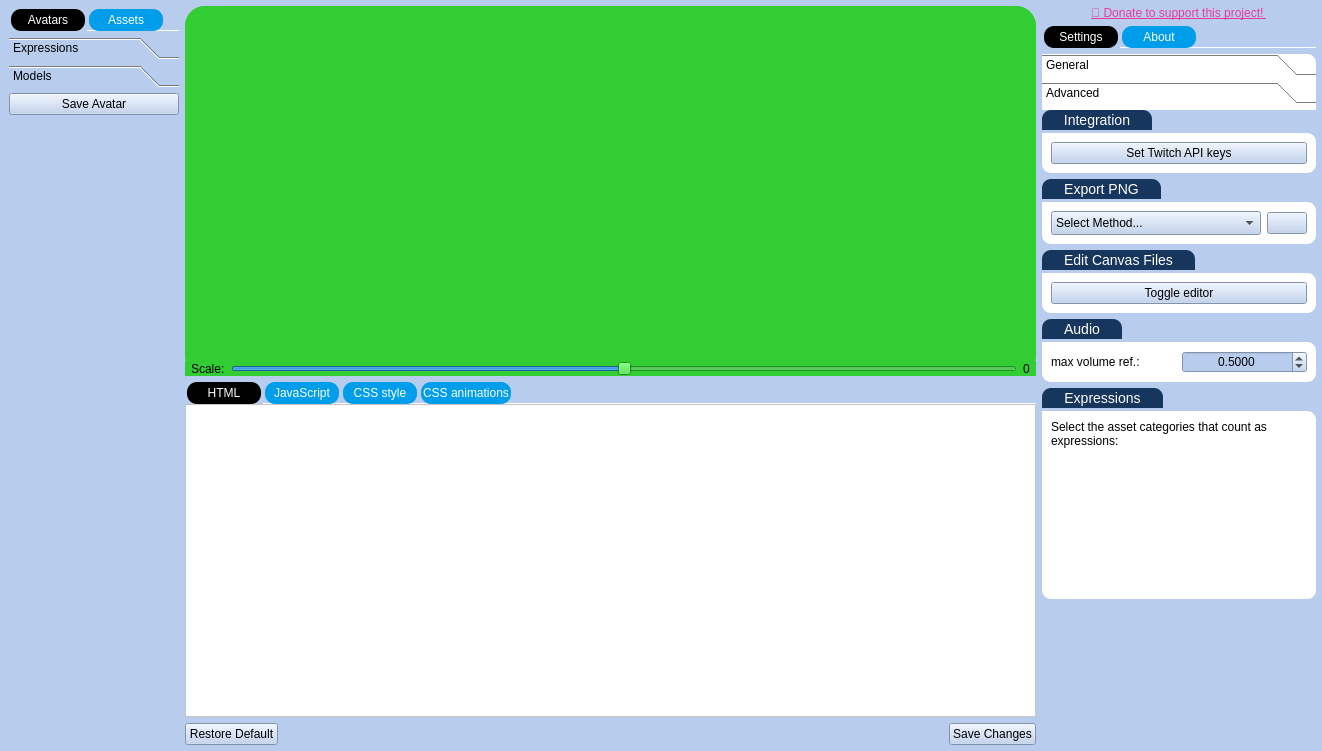
Gemmstone/PyNGtuber, file UI/main.ui: the form before one commit.
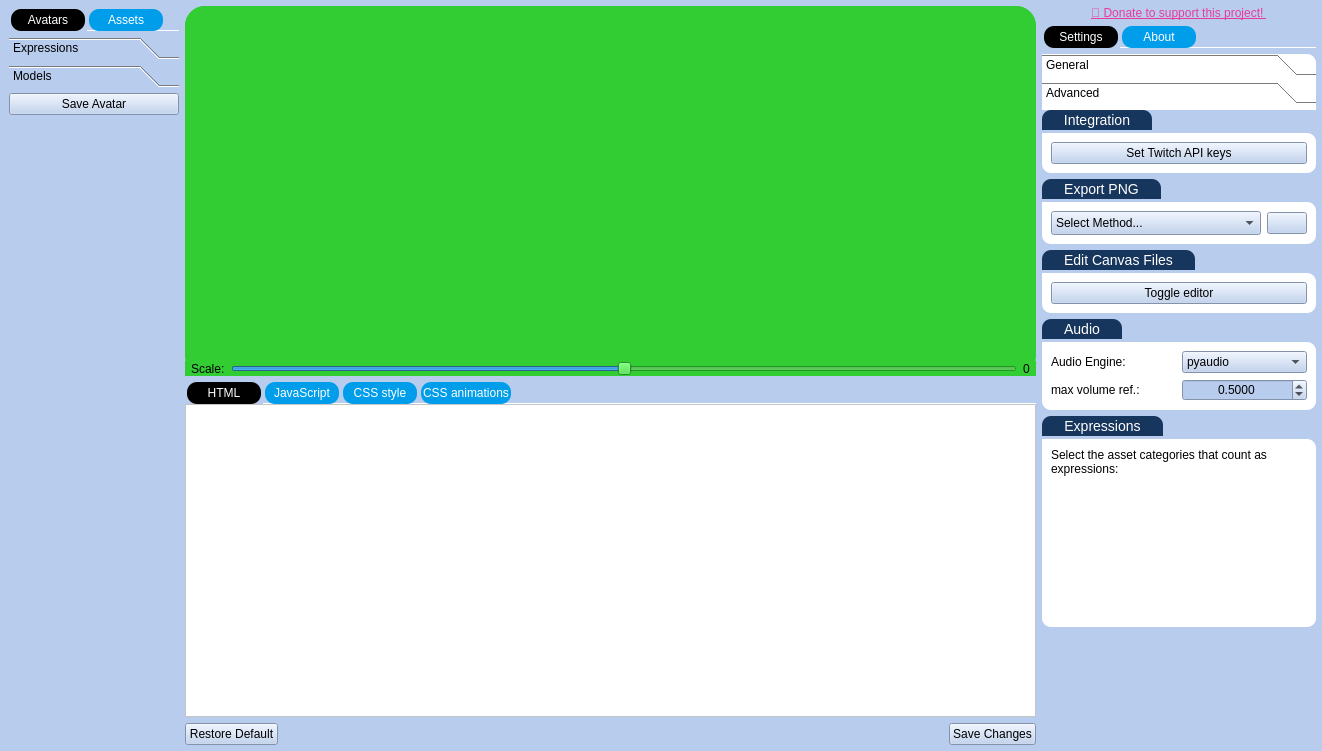
The form after the commit. The open tabs and pages were chosen to show the change. Icons and pictures are not drawn.

Commit message: Added an audio engine selector

```diff
--- a/UI/main.ui
+++ b/UI/main.ui
@@ -2323,7 +2323,7 @@
                        <x>0</x>
                        <y>0</y>
                        <width>274</width>
-                       <height>476</height>
+                       <height>608</height>
                       </rect>
                      </property>
                      <attribute name="icon">
@@ -2403,7 +2403,7 @@
                            <x>0</x>
                            <y>0</y>
                            <width>253</width>
-                           <height>585</height>
+                           <height>627</height>
                           </rect>
                          </property>
                          <layout class="QVBoxLayout" name="verticalLayout_34">
@@ -2745,17 +2745,7 @@
                                 <enum>QFrame::Raised</enum>
                                </property>
                                <layout class="QGridLayout" name="gridLayout_2">
-                                <item row="0" column="0">
-                                 <widget class="QLabel" name="label">
-                                  <property name="toolTip">
-                                   <string>Adjust if you feel that your microphone is too quiet or too loud</string>
-                                  </property>
-                                  <property name="text">
-                                   <string>max volume ref.:</string>
-                                  </property>
-                                 </widget>
-                                </item>
-                                <item row="0" column="1">
+                                <item row="1" column="1">
                                  <widget class="QDoubleSpinBox" name="reference_volume">
                                   <property name="toolTip">
                                    <string>Adjust if you feel that your microphone is too quiet or too loud</string>
@@ -2780,6 +2770,37 @@
                                   </property>
                                  </widget>
                                 </item>
+                                <item row="1" column="0">
+                                 <widget class="QLabel" name="label">
+                                  <property name="toolTip">
+                                   <string>Adjust if you feel that your microphone is too quiet or too loud</string>
+                                  </property>
+                                  <property name="text">
+                                   <string>max volume ref.:</string>
+                                  </property>
+                                 </widget>
+                                </item>
+                                <item row="0" column="0">
+                                 <widget class="QLabel" name="label_9">
+                                  <property name="text">
+                                   <string>Audio Engine:</string>
+                                  </property>
+                                 </widget>
+                                </item>
+                                <item row="0" column="1">
+                                 <widget class="QComboBox" name="audio_engine">
+                                  <item>
+                                   <property name="text">
+                                    <string>pyaudio</string>
+                                   </property>
+                                  </item>
+                                  <item>
+                                   <property name="text">
+                                    <string>sounddevice</string>
+                                   </property>
+                                  </item>
+                                 </widget>
+                                </item>
                                </layout>
                               </widget>
                              </item>
```
Left out of the diff: 6 changed lines with no effect on the pictures. The commit also changes 3 other files.
